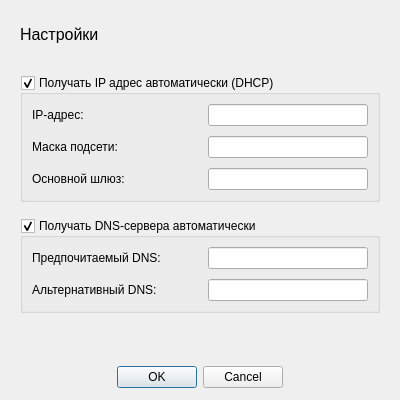
Before: the Qt Designer form tcpip/mainwindow.ui in nayk1982/tcpip, drawn with Qt 5.
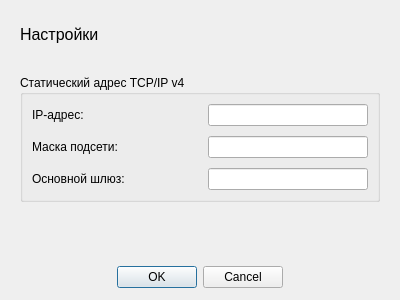
After: the same form once the commit is applied.

The edit to the form file:
```diff
--- a/tcpip/mainwindow.ui
+++ b/tcpip/mainwindow.ui
@@ -7,7 +7,7 @@
     <x>0</x>
     <y>0</y>
     <width>400</width>
-    <height>400</height>
+    <height>300</height>
    </rect>
   </property>
   <property name="sizePolicy">
@@ -19,13 +19,13 @@
   <property name="minimumSize">
    <size>
     <width>400</width>
-    <height>400</height>
+    <height>300</height>
    </size>
   </property>
   <property name="maximumSize">
    <size>
     <width>400</width>
-    <height>500</height>
+    <height>350</height>
    </size>
   </property>
   <property name="windowTitle">
@@ -72,10 +72,10 @@
        </sizepolicy>
       </property>
       <property name="title">
-       <string>Получать IP адрес автоматически (DHCP)</string>
+       <string>Статический адрес TCP/IP v4</string>
       </property>
       <property name="checkable">
-       <bool>true</bool>
+       <bool>false</bool>
       </property>
       <layout class="QGridLayout" name="gridLayout">
        <property name="verticalSpacing">
@@ -180,91 +180,6 @@
       </layout>
      </widget>
     </item>
-    <item>
-     <widget class="QGroupBox" name="groupBoxDns">
-      <property name="sizePolicy">
-       <sizepolicy hsizetype="Preferred" vsizetype="Minimum">
-        <horstretch>0</horstretch>
-        <verstretch>0</verstretch>
-       </sizepolicy>
-      </property>
-      <property name="title">
-       <string>Получать DNS-сервера автоматически</string>
-      </property>
-      <property name="checkable">
-       <bool>true</bool>
-      </property>
-      <layout class="QGridLayout" name="gridLayout_2">
-       <property name="verticalSpacing">
-        <number>10</number>
-       </property>
-       <item row="0" column="0">
-        <widget class="QLabel" name="labelIp_4">
-         <property name="sizePolicy">
-          <sizepolicy hsizetype="Expanding" vsizetype="Preferred">
-           <horstretch>0</horstretch>
-           <verstretch>0</verstretch>
-          </sizepolicy>
-         </property>
-         <property name="text">
-          <string>Предпочитаемый DNS:</string>
-         </property>
-        </widget>
-       </item>
-       <item row="0" column="1">
-        <widget class="QLineEdit" name="lineEditDns1">
-         <property name="minimumSize">
-          <size>
-           <width>120</width>
-           <height>0</height>
-          </size>
-         </property>
-         <property name="maximumSize">
-          <size>
-           <width>160</width>
-           <height>16777215</height>
-          </size>
-         </property>
-         <property name="maxLength">
-          <number>15</number>
-         </property>
-        </widget>
-       </item>
-       <item row="1" column="0">
-        <widget class="QLabel" name="labelIp_5">
-         <property name="sizePolicy">
-          <sizepolicy hsizetype="Expanding" vsizetype="Preferred">
-           <horstretch>0</horstretch>
-           <verstretch>0</verstretch>
-          </sizepolicy>
-         </property>
-         <property name="text">
-          <string>Альтернативный DNS:</string>
-         </property>
-        </widget>
-       </item>
-       <item row="1" column="1">
-        <widget class="QLineEdit" name="lineEditDns2">
-         <property name="minimumSize">
-          <size>
-           <width>120</width>
-           <height>0</height>
-          </size>
-         </property>
-         <property name="maximumSize">
-          <size>
-           <width>160</width>
-           <height>16777215</height>
-          </size>
-         </property>
-         <property name="maxLength">
-          <number>15</number>
-         </property>
-        </widget>
-       </item>
-      </layout>
-     </widget>
-    </item>
     <item>
      <spacer name="verticalSpacer">
       <property name="orientation">
```
